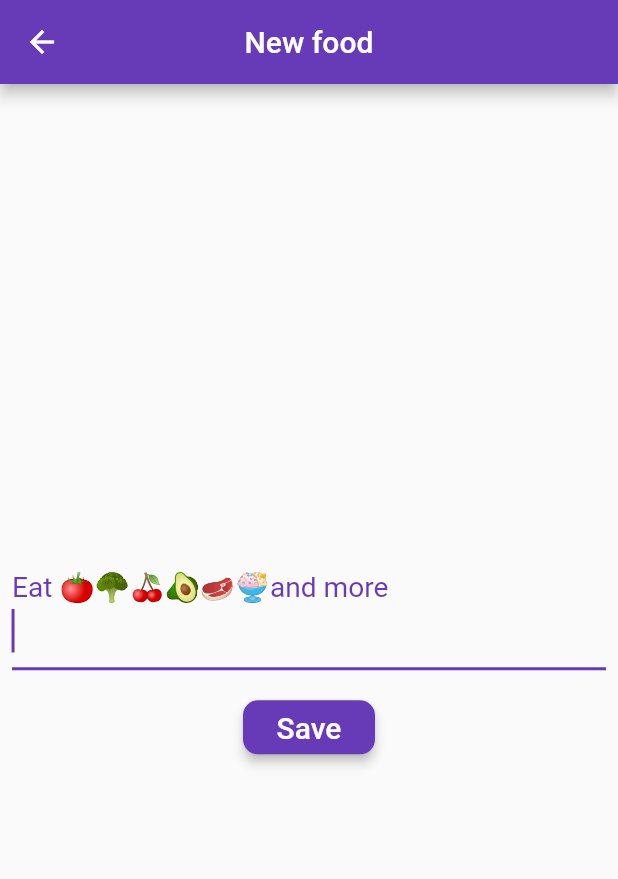
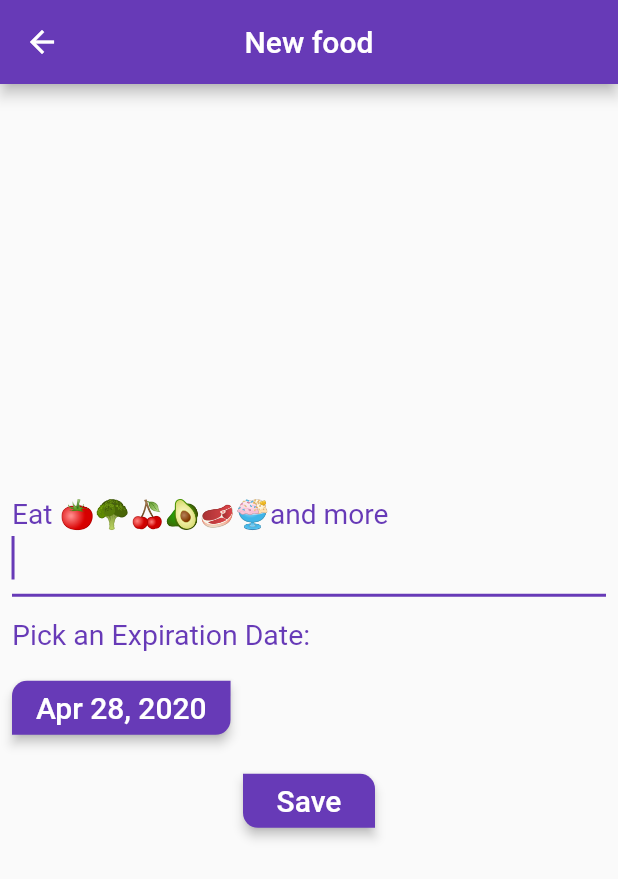
Before and after one commit to willowwang/cs4990_demo, a Flutter app: the screen it shows after launch, after a tap on the "add" icon, on a phone screen of 412 x 824 dp. Shown: the top 879 px of the screen. Run offline on Flutter 3.47's test engine with Material 2 defaults, Android fonts, the phone set to English and light mode, and no system bars.

Commit message:
added days until expiration

```diff
--- a/lib/food.dart
+++ b/lib/food.dart
@@ -2,24 +2,40 @@
 class Food{
   String title;
   bool completed;
+  DateTime expirationDate;  //helped
 
   Food({
     this.title,
     this.completed = false,
+    this.expirationDate
   });
 
   Food.fromMap(Map<String, dynamic> map):
         title = map['title'],
-        completed = map['completed'];
+        completed = map['completed'],
+        expirationDate = map['expirationDate'];
 
   updateTitle(title){
     this.title = title;
+  }
+
+  updateExpirationDate(expirationDate){
+    this.expirationDate = expirationDate;
   }
 
   Map toMap(){
     return{
       'title': title,
       'completed': completed,
+      'expirationDate': expirationDate
     };
   }
 }
+
+
+class ScreenArguments {
+  final String foodName;
+  final DateTime expirationDate;
+
+  ScreenArguments(this.foodName, this.expirationDate);
+}
--- a/lib/main.dart
+++ b/lib/main.dart
@@ -2,6 +2,7 @@
 import 'package:flutter/material.dart';
 import 'new_food.dart';
 import 'food.dart';
+import 'package:intl/intl.dart';
 
 void main() => runApp(MyApp());
 
@@ -114,6 +115,11 @@ class _MyHomePageState extends State<MyHomePage> with TickerProviderStateMixin {
   }
 
   Widget buildListTile(item, index){
+    DateTime expires = item.expirationDate;
+    DateTime now = DateTime.now();
+    Duration difference = expires.difference(now);
+    int diffInDays = difference.inDays;
+
     return ListTile(
       onTap: () => changeItemCompleteness(item),
       onLongPress: () => goToEditItemView(item),
@@ -125,6 +131,7 @@ class _MyHomePageState extends State<MyHomePage> with TickerProviderStateMixin {
             decoration: item.completed ? TextDecoration.lineThrough : null
         ),
       ),
+      subtitle: Text('in $diffInDays days'),  //stuck with the name of this term for ...
       trailing: Icon(item.completed
           ? Icons.check_box
           : Icons.check_box_outline_blank,
@@ -139,17 +146,14 @@ class _MyHomePageState extends State<MyHomePage> with TickerProviderStateMixin {
     });
   }
 
-  void goToNewItemView(){
-    //push the new food items to the navigator stack. by using a
-    //MaterialPageRoute we get standard behaviour of a Material app, which will
-    //show a back button automatically for each platform on the left top corner
-    Navigator.of(context).push(MaterialPageRoute(builder: (context){
+  void goToNewItemView() async {
+    final ScreenArguments foodInfo = await Navigator.of(context).push(MaterialPageRoute(builder: (context){
       return NewFoodView();
-    })).then((title){
-      if(title != null){
-        addItem(Food(title:title));
-      }
-    });
+    }));
+
+    if(foodInfo != null) {
+      addItem(Food(title:foodInfo.foodName, expirationDate: foodInfo.expirationDate));
+    }
   }
 
   void addItem(Food item){
@@ -159,21 +163,24 @@ class _MyHomePageState extends State<MyHomePage> with TickerProviderStateMixin {
       animatedListKey.currentState.insertItem(0);
   }
 
-  void goToEditItemView(Food item) {
+
+  void goToEditItemView(Food item) async {
     //here reuse the NewFoodView class and push it to the navigator stack just
     //like before, but now we send the title of the item on the class constructor
     //and expect a new title to be returned so that we can edit the item
-    Navigator.of(context).push(MaterialPageRoute(builder: (context){
+
+    final ScreenArguments foodInfo = await Navigator.of(context).push(MaterialPageRoute(builder: (context){
       return NewFoodView(item: item);
-    })).then((title){
-      if(title != null){
-        editItem(item, title);
-      }
-    });
+    }));
+
+    if(foodInfo != null) {
+      editItem(item, foodInfo);
+    }
   }
 
-  void editItem(Food item, String title){
-    item.title = title;
+  void editItem(Food item, ScreenArguments foodInfo){
+    item.title = foodInfo.foodName;
+    item.expirationDate = foodInfo.expirationDate;
   }
 
   void removeItemFromList(Food item, int index){
--- a/lib/new_food.dart
+++ b/lib/new_food.dart
@@ -1,5 +1,6 @@
 //CS4990 Fridge Tracker App -- by Yunting Wang
 import 'package:flutter/material.dart';
+import 'package:intl/intl.dart';
 import 'food.dart';
 
 class NewFoodView extends StatefulWidget{
@@ -14,6 +15,28 @@ class NewFoodView extends StatefulWidget{
 
 class _NewFoodViewState extends State<NewFoodView>{
   TextEditingController titleController;
+        //added timer counter
+       //   int _counter = 10;
+  DateTime _date = DateTime.now();  //this give us the current date
+
+  Future<Null> selectDate(BuildContext context) async{
+    final DateTime _selDate = await showDatePicker(
+        context: context,
+        initialDate: _date,   //this is current date
+        firstDate: DateTime(2019),
+        lastDate: DateTime(2022),
+        builder: (context, child){
+          return SingleChildScrollView(child: child,);
+        }
+    );
+
+    if (_selDate != null){
+      setState(() {
+        _date = _selDate;
+        print(_date.toString());
+      });
+    }
+  }
 
   @override
   void initState(){
@@ -25,6 +48,8 @@ class _NewFoodViewState extends State<NewFoodView>{
 
   @override
   Widget build(BuildContext context){
+    String _formatteDate = new DateFormat.yMMMd().format(_date);
+    //without above line the date format was pretty raw
     return Scaffold(
       appBar: AppBar(
         title: Text(
@@ -45,19 +70,57 @@ class _NewFoodViewState extends State<NewFoodView>{
               onEditingComplete: submit,  //submit is a void function
               style: TextStyle(fontSize: 25.0),
               decoration: InputDecoration(labelText: 'Eat 🍅🥦🍒🥑🥩🍨and more'),
-          //========
-                    //              controller: _date,
-                    //              keyboardType: TextInputType.datetime,
-                    //              decoration: InputDecoration(
-                    //                hintText: 'Date of Birth',
-                    //                prefixIcon: Icon(
-                    //                  Icons.dialpad,
-                    //                  color: _icon,
-                    //                ),
-                    //              ),
-              //=======
+            ),
+            SizedBox(height: 14.0,),
+            Align(
+              alignment: Alignment.centerLeft,
+                child: Text(
+                  'Pick an Expiration Date: ',
 
+                  style: TextStyle(
+                      fontSize: 19.0,
+                      color: Theme.of(context).primaryColor
+                  ),
+                ),
             ),
+//            Text(
+//              'Pick an Expiration Date: ',
+//              style: TextStyle(
+//                  fontSize: 20.0,
+//                  color: Theme.of(context).primaryColor
+//              ),
+//            ),
+//            IconButton(
+//              icon: Icon(Icons.calendar_today),
+//              onPressed: (){
+//                selectDate(context);
+//              },
+//            ),
+            SizedBox(height: 14.0,),
+
+            Align(
+              alignment: Alignment.centerLeft,
+                child: RaisedButton(
+                  color: Theme.of(context).primaryColor,
+                  child: Text(
+                    '$_formatteDate',
+                    style: TextStyle(
+                        fontSize: 20.0,
+                        color: Theme.of(context).primaryTextTheme.title.color
+                    ),
+                  ),
+                  elevation: 3.0,
+                  shape: RoundedRectangleBorder(
+                      borderRadius: BorderRadius.only(
+                        bottomRight: Radius.circular(10.0),
+                        topLeft: Radius.circular(10.0),
+                      )
+                  ),
+                  onPressed: (){
+                    selectDate(context);
+                  },
+                ),
+        ),
             SizedBox(height: 14.0,),
             RaisedButton(
               color: Theme.of(context).primaryColor,
@@ -71,9 +134,7 @@ class _NewFoodViewState extends State<NewFoodView>{
               elevation: 3.0,
               shape: RoundedRectangleBorder(
                   borderRadius: BorderRadius.only(
-                    bottomRight: Radius.circular(10.0),
                     bottomLeft: Radius.circular(10.0),
-                    topLeft: Radius.circular(10.0),
                     topRight: Radius.circular(10.0),
                   )
               ),
@@ -87,6 +148,9 @@ class _NewFoodViewState extends State<NewFoodView>{
 
   //the submit button to navigate to the next page
   void submit(){
-    Navigator.of(context).pop(titleController.text);
+    Navigator.of(context).pop(
+        ScreenArguments(titleController.text, _date)
+    );
+    //    Navigator.of(context).pop(titleController.text);
   }
 }
--- a/pubspec.yaml
+++ b/pubspec.yaml
@@ -23,6 +23,8 @@ dependencies:
   # The following adds the Cupertino Icons font to your application.
   # Use with the CupertinoIcons class for iOS style icons.
   cupertino_icons: ^0.1.2
+  intl:
+  #added this depency in order to use the date format 4/27
   flutter_launcher_icons: ^0.7.4
 
 dev_dependencies:
```
Also changed, not shown: pubspec.lock, 1 other file.
